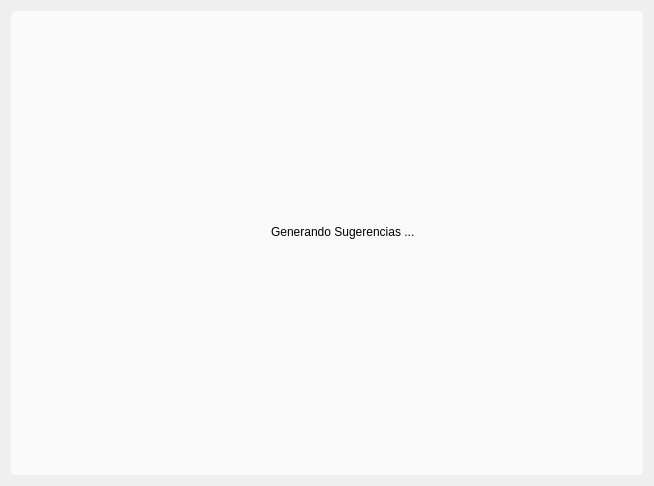
The window that sugestionwidget.ui (jesusgp22/Icemart) describes before a commit, drawn with Qt 5.
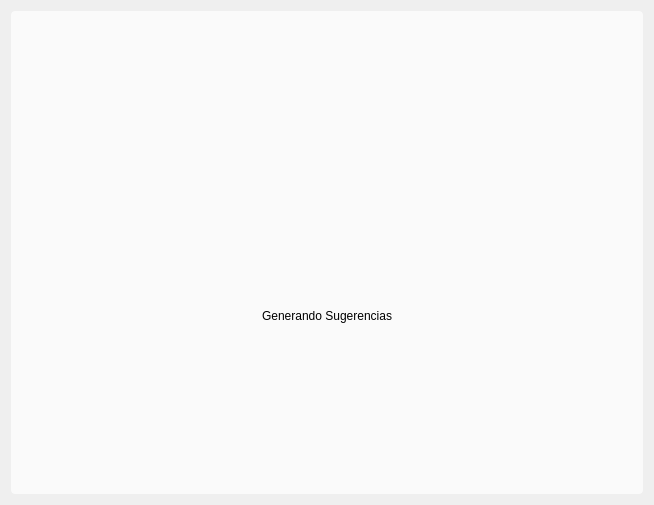
The same window after the commit. The open tabs and pages were chosen to show the change. Icons and pictures are not drawn.

Commit message: Improved navigation and sugestions panel

```diff
--- a/sugestionwidget.ui
+++ b/sugestionwidget.ui
@@ -7,7 +7,7 @@
     <x>0</x>
     <y>0</y>
     <width>654</width>
-    <height>486</height>
+    <height>505</height>
    </rect>
   </property>
   <property name="windowTitle">
@@ -26,19 +26,129 @@
       <number>1</number>
      </property>
      <widget class="QWidget" name="page">
-      <widget class="QLabel" name="label">
-       <property name="geometry">
-        <rect>
-         <x>260</x>
-         <y>190</y>
-         <width>181</width>
-         <height>61</height>
-        </rect>
-       </property>
-       <property name="text">
-        <string>Generando Sugerencias ...</string>
-       </property>
-      </widget>
+      <layout class="QVBoxLayout" name="verticalLayout_10">
+       <item>
+        <spacer name="verticalSpacer_3">
+         <property name="orientation">
+          <enum>Qt::Vertical</enum>
+         </property>
+         <property name="sizeHint" stdset="0">
+          <size>
+           <width>20</width>
+           <height>144</height>
+          </size>
+         </property>
+        </spacer>
+       </item>
+       <item>
+        <layout class="QHBoxLayout" name="horizontalLayout_21">
+         <item>
+          <spacer name="horizontalSpacer_36">
+           <property name="orientation">
+            <enum>Qt::Horizontal</enum>
+           </property>
+           <property name="sizeHint" stdset="0">
+            <size>
+             <width>227</width>
+             <height>20</height>
+            </size>
+           </property>
+          </spacer>
+         </item>
+         <item>
+          <widget class="QLabel" name="label_11">
+           <property name="minimumSize">
+            <size>
+             <width>120</width>
+             <height>120</height>
+            </size>
+           </property>
+           <property name="maximumSize">
+            <size>
+             <width>120</width>
+             <height>120</height>
+            </size>
+           </property>
+           <property name="text">
+            <string/>
+           </property>
+           <property name="pixmap">
+            <pixmap resource="res.qrc">:/res/cookicon.png</pixmap>
+           </property>
+           <property name="scaledContents">
+            <bool>true</bool>
+           </property>
+          </widget>
+         </item>
+         <item>
+          <spacer name="horizontalSpacer_37">
+           <property name="orientation">
+            <enum>Qt::Horizontal</enum>
+           </property>
+           <property name="sizeHint" stdset="0">
+            <size>
+             <width>227</width>
+             <height>20</height>
+            </size>
+           </property>
+          </spacer>
+         </item>
+        </layout>
+       </item>
+       <item>
+        <layout class="QHBoxLayout" name="horizontalLayout_20">
+         <item>
+          <spacer name="horizontalSpacer_38">
+           <property name="orientation">
+            <enum>Qt::Horizontal</enum>
+           </property>
+           <property name="sizeHint" stdset="0">
+            <size>
+             <width>40</width>
+             <height>20</height>
+            </size>
+           </property>
+          </spacer>
+         </item>
+         <item>
+          <widget class="QLabel" name="label">
+           <property name="styleSheet">
+            <string notr="true">font: 20pt &quot;Lobster 1.4&quot;;</string>
+           </property>
+           <property name="text">
+            <string>Generando Sugerencias</string>
+           </property>
+          </widget>
+         </item>
+         <item>
+          <spacer name="horizontalSpacer_39">
+           <property name="orientation">
+            <enum>Qt::Horizontal</enum>
+           </property>
+           <property name="sizeHint" stdset="0">
+            <size>
+             <width>40</width>
+             <height>20</height>
+            </size>
+           </property>
+          </spacer>
+         </item>
+        </layout>
+       </item>
+       <item>
+        <spacer name="verticalSpacer">
+         <property name="orientation">
+          <enum>Qt::Vertical</enum>
+         </property>
+         <property name="sizeHint" stdset="0">
+          <size>
+           <width>20</width>
+           <height>143</height>
+          </size>
+         </property>
+        </spacer>
+       </item>
+      </layout>
      </widget>
      <widget class="QWidget" name="page_2">
       <layout class="QVBoxLayout" name="verticalLayout_9">
```
Left out of the diff: 67 changed lines with no effect on the pictures. The commit also changes 4 other files.
